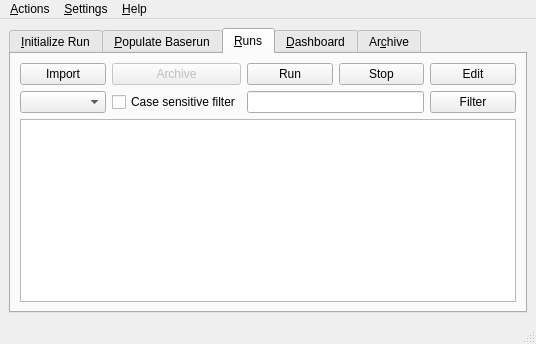
Old version of the form src/gui/solps-gui.ui in the repository LeCAD-PEG/SOLPS-GUI.
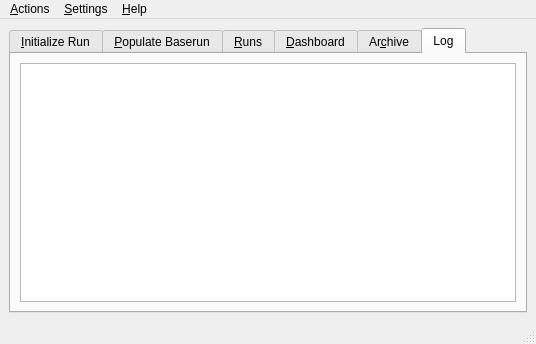
New version of the form. The open tabs and pages were chosen to show the change.

Commit message: Add logging tab

Diff of the .ui file:
```diff
--- a/src/gui/solps-gui.ui
+++ b/src/gui/solps-gui.ui
@@ -432,6 +432,32 @@
         </item>
        </layout>
       </widget>
+      <widget class="QWidget" name="tab_6">
+       <attribute name="title">
+        <string>Log</string>
+       </attribute>
+       <layout class="QGridLayout" name="gridLayout_6">
+        <item row="0" column="0">
+         <widget class="QPlainTextEdit" name="plainTextEdit_Log">
+          <property name="enabled">
+           <bool>true</bool>
+          </property>
+          <property name="acceptDrops">
+           <bool>false</bool>
+          </property>
+          <property name="autoFillBackground">
+           <bool>false</bool>
+          </property>
+          <property name="lineWrapMode">
+           <enum>QPlainTextEdit::WidgetWidth</enum>
+          </property>
+          <property name="placeholderText">
+           <string notr="true"/>
+          </property>
+         </widget>
+        </item>
+       </layout>
+      </widget>
      </widget>
     </item>
    </layout>
```
Left out of the diff: 6 changed lines with no effect on the pictures. The commit also changes 2 other files.
